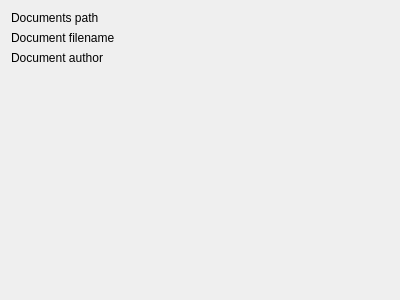
Above: document_management_system/ui/document_relation_editor_feature_side_config_widget.ui from opengisch/qgis-document-management-system-plugin before the change. Below: the same form after it.
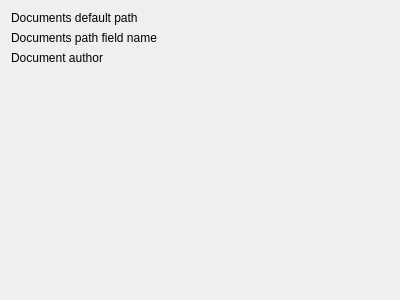
That is the form after the change. Custom widgets are drawn as their Qt base class.

What changed in the file:
```diff
--- a/document_management_system/ui/document_relation_editor_feature_side_config_widget.ui
+++ b/document_management_system/ui/document_relation_editor_feature_side_config_widget.ui
@@ -33,7 +33,7 @@
    <item row="0" column="0" colspan="2">
     <widget class="QLabel" name="label_2">
      <property name="text">
-      <string>Documents path</string>
+      <string>Documents default path</string>
      </property>
     </widget>
    </item>
@@ -53,7 +53,7 @@
    <item row="1" column="0">
     <widget class="QLabel" name="label">
      <property name="text">
-      <string>Document filename</string>
+      <string>Documents path field name</string>
      </property>
     </widget>
    </item>
```
Left out of the diff: 12 changed lines with no effect on the pictures.
